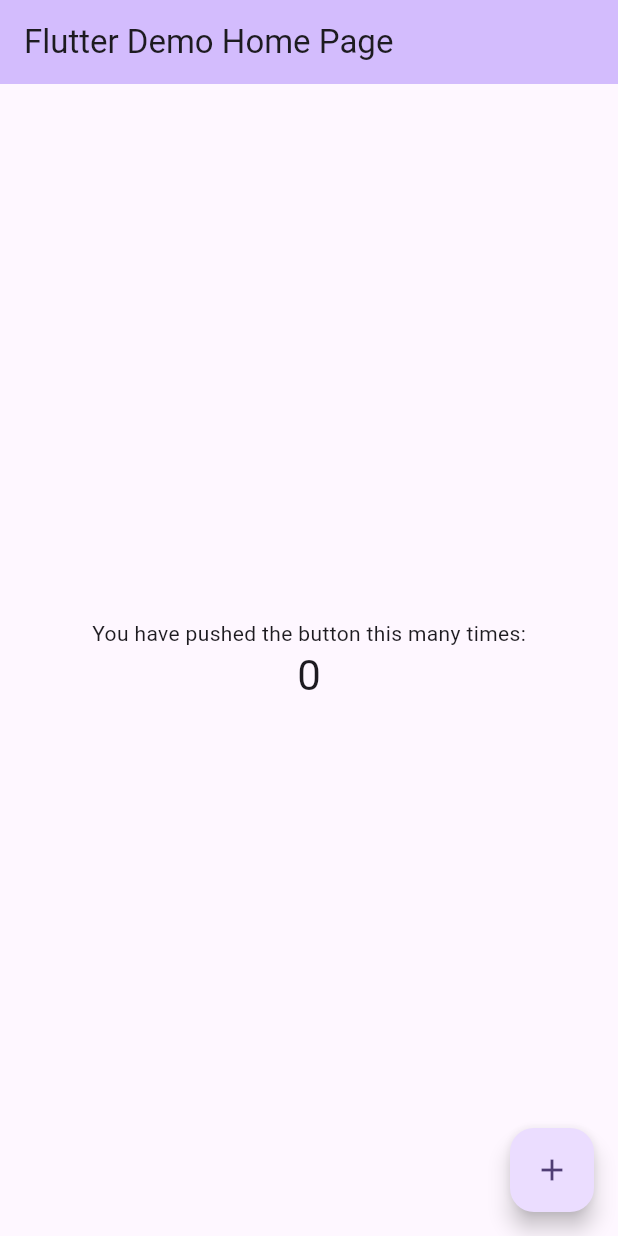
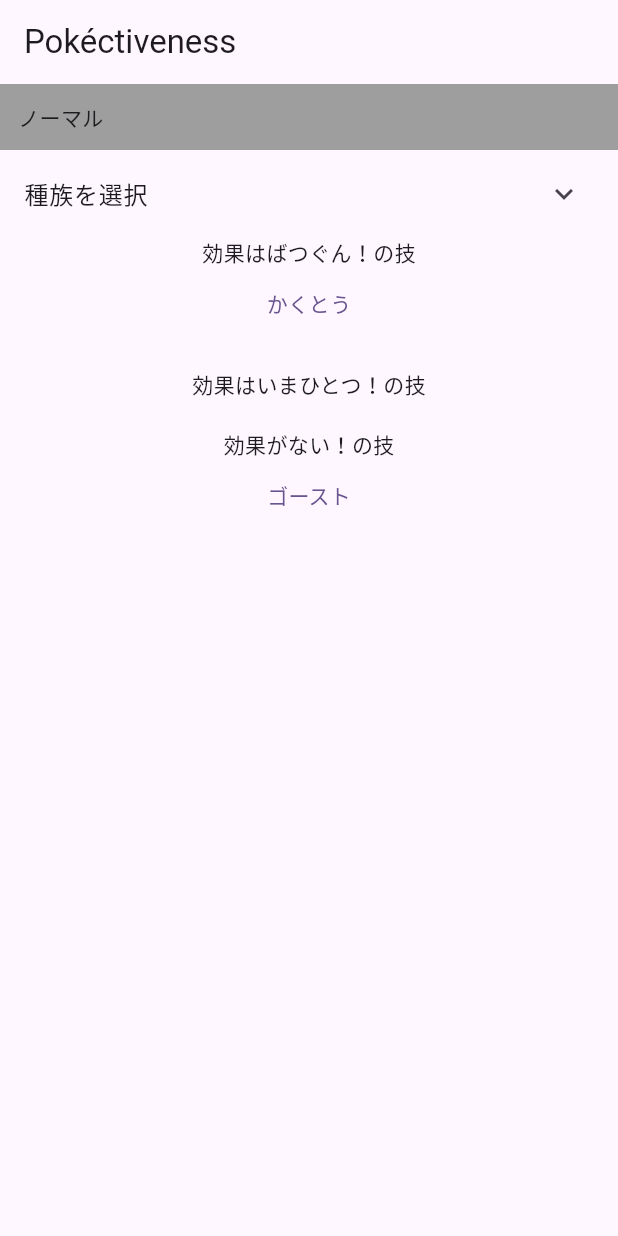
Before and after one commit to UedaTakeyuki/MyFlutter2, a Flutter app: the screen it shows after launch, on a phone screen of 412 x 824 dp. Run offline on Flutter 3.47's test engine with Material 3 defaults, Android fonts, the light colour scheme and no system bars; Roboto replaces fonts that are missing (PinyonScript).

Commit message:
hello_flutter first

```diff
--- /dev/null
+++ b/hello_flutter/lib/effectiveness.dart
@@ -0,0 +1,62 @@
+const effectiveness = {
+  "suppereffective": {
+    "Normal": ["Fighting"],
+    "Fighting": ["Flying","Psychic","Fairy"],
+    "Poison": ["Ground","Psychic"],
+    "Ground": ["Water","Grass","Ice"],
+    "Flying": ["Rock","Electric","Ice"],
+    "Bug": ["Flying","Rock","Fire"],
+    "Rock": ["Fighting","Ground","Water","Grass"],
+    "Ghost": ["Ghost","Dark"],
+    "Steel": ["Fighting","Ground","Steel","Fire"],
+    "Fire": ["Ground","Rock","Water"],
+    "Water": ["Electric","Grass"],
+    "Electric": ["Ground"],
+    "Grass": ["Poison","Flying","Bug","Fire","Ice"],
+    "Ice": ["Fighting","Rock","Steel","Fire"],
+    "Psychic": ["Bug","Ghost","Dark"],
+    "Dragon": ["Ice","Dragon","Fairy"],
+    "Dark": ["Fighting","Bug","Fairy"],
+    "Fairy": ["Poison","Steel"]
+  },
+  "notveryeffective": {
+    "Normal": [],
+    "Fighting": ["Bug","Rock","Dark"],
+    "Poison": ["Fighting","Poison","Bug","Grass","Fairy"],
+    "Ground": ["Poison","Rock"],
+    "Flying": ["Fighting","Bug","Grass"],
+    "Bug": ["Fighting","Ground","Grass"],
+    "Rock": ["Normal","Poison","Flying","Fire"],
+    "Ghost": ["Poison","Bug"],
+    "Steel": ["Normal","Flying","Bug","Rock","Steel","Grass","Ice","Psychic","Dragon","Fairy"],
+    "Fire": ["Bug","Steel","Fire","Grass","Ice","Fairy"],
+    "Water": ["Steel","Fire","Water","Ice"],
+    "Electric": ["Flying","Steel","Electric"],
+    "Grass": ["Ground","Water","Electric","Grass"],
+    "Ice": ["Ice"],
+    "Psychic": ["Fighting","Psychic"],
+    "Dragon": ["Fire","Water","Electric","Grass"],
+    "Dark": ["Ghost","Dark"],
+    "Fairy": ["Fighting","Bug","Dark"]
+  },
+  "noeffect": {
+    "Normal": ["Ghost"],
+    "Fighting": [],
+    "Poison": [],
+    "Ground": ["Electric"],
+    "Flying": ["Ground"],
+    "Bug": [],
+    "Rock": [],
+    "Ghost": ["Normal","Fighting"],
+    "Steel": ["Poison"],
+    "Fire": [],
+    "Water": [],
+    "Electric": [],
+    "Grass": [],
+    "Ice": [],
+    "Psychic": [],
+    "Dragon": [],
+    "Dark": ["Psychic"],
+    "Fairy": ["Dragon"]
+  }
+};
--- a/hello_flutter/lib/main.dart
+++ b/hello_flutter/lib/main.dart
@@ -1,4 +1,6 @@
 import 'package:flutter/material.dart';
+import 'package:hello_flutter/types.dart';
+import 'package:hello_flutter/pages/home.dart';
 
 void main() {
   runApp(const MyApp());
@@ -31,7 +33,7 @@
         colorScheme: ColorScheme.fromSeed(seedColor: Colors.deepPurple),
         useMaterial3: true,
       ),
-      home: const MyHomePage(title: 'Flutter Demo Home Page'),
+      home: Home()
     );
   }
 }
--- /dev/null
+++ b/hello_flutter/lib/pages/home.dart
@@ -0,0 +1,27 @@
+import 'package:flutter/material.dart';
+import 'package:hello_flutter/types.dart';
+//import 'package:flutter/services.dart' show rootBundle;
+
+import 'dart:io';
+
+class Home extends StatefulWidget {
+  @override
+  _HomeState createState() => _HomeState();
+}
+
+class _HomeState extends State<Home> {
+  @override
+  Widget build(BuildContext context) {
+    return Scaffold(
+      appBar: AppBar(
+        title: Text(
+            'Pokéctiveness',
+            style: TextStyle(
+              fontFamily: 'PinyonScript',
+            )
+        ),
+      ),
+      body: SingleChildScrollView(child: new Types()),
+    );
+  }
+}
--- /dev/null
+++ b/hello_flutter/lib/type_color.dart
@@ -0,0 +1,22 @@
+import 'package:flutter/material.dart';
+
+const type_color = [
+  Colors.grey,      //"gray",
+  Colors.red,       //"red",
+  Colors.purple,    //"purple",
+  Colors.amber,     //"amber",
+  Colors.blue,      //"blue",
+  Colors.green,     //"green",
+  Colors.orange,    //"orange",
+  Colors.deepPurple,//"deep-purple",
+  Colors.blueGrey,  //"blue-gray",
+  Colors.orange,    //"orange",
+  Colors.blue,      //"blue",
+  Colors.lime,      //"lime",
+  Colors.lightGreen,//"light-green",
+  Colors.lightBlue, //"light-blue",
+  Colors.purple,    //"purple",
+  Colors.orange,    //"orange",
+  Colors.indigo,    //"indigo",
+  Colors.pink       //"pink",
+];
--- /dev/null
+++ b/hello_flutter/lib/type_id.dart
@@ -0,0 +1,33 @@
+class TypeId {
+
+  static const ids = [
+    "Normal",
+    "Fighting",
+    "Poison",
+    "Ground",
+    "Flying",
+    "Bug",
+    "Rock",
+    "Ghost",
+    "Steel",
+    "Fire",
+    "Water",
+    "Electric",
+    "Grass",
+    "Ice",
+    "Psychic",
+    "Dragon",
+    "Dark",
+    "Fairy"
+  ];
+
+  // id number to string.
+  static String n2s(int number){
+    return ids[number];
+  }
+
+  // id string to number.
+  static int s2n(String name){
+    return ids.indexOf(name);
+  }
+}
--- /dev/null
+++ b/hello_flutter/lib/type_name.dart
@@ -0,0 +1,84 @@
+const type_name = {
+  "en":{
+    "Normal": "NORMAL",
+    "Fighting": "FIGHTING",
+    "Poison": "POISON",
+    "Ground": "GROUND",
+    "Flying": "FLYING",
+    "Bug": "BUG",
+    "Rock": "ROCK",
+    "Ghost": "GHOST",
+    "Steel": "STEEL",
+    "Fire": "FIRE",
+    "Water": "WATER",
+    "Electric": "ELECTRIC",
+    "Grass": "GRASS",
+    "Ice": "ICE",
+    "Psychic": "PSYCHIC",
+    "Dragon": "DRAGON",
+    "Dark": "DARK",
+    "Fairy": "FAIRY",
+  },
+  "ja":{
+    "Normal": "ノーマル",
+    "Fighting": "かくとう",
+    "Poison": "どく",
+    "Ground": "じめん",
+    "Flying": "ひこう",
+    "Bug": "むし",
+    "Rock": "いわ",
+    "Ghost": "ゴースト",
+    "Steel": "はがね",
+    "Fire": "ほのお",
+    "Water": "みず",
+    "Electric": "でんき",
+    "Grass": "くさ",
+    "Ice": "こおり",
+    "Psychic": "エスパ",
+    "Dragon": "ドラゴン",
+    "Dark": "あく",
+    "Fairy": "フェアリー",
+  },
+  // https://www.reddit.com/r/TheSilphRoad/comments/5417te/chinese_characters_for_naming_your_pokemon_move/
+  "cn":{
+    "Normal": "普	",
+    "Fighting": "武",
+    "Poison": "武",
+    "Ground": "土",
+    "Flying": "空",
+    "Bug": "虫",
+    "Rock": "石",
+    "Ghost": "鬼",
+    "Steel": "钢",
+    "Fire": "火",
+    "Water": "水",
+    "Electric": "电",
+    "Grass": "草",
+    "Ice": "冰",
+    "Psychic": "神",
+    "Dragon": "龙",
+    "Dark": "恶 ",
+    "Fairy": "妖",
+  },
+  // http://hakadoru000matome.blog.fc2.com/blog-entry-3.html
+  "fr":{
+    "Normal": "Normal",
+    "Fighting": "Combat",
+    "Poison": "Poison",
+    "Ground": "Sol",
+    "Flying": "Vol",
+    "Bug": "Insecte",
+    "Rock": "Roche",
+    "Ghost": "Spectre",
+    "Steel": "Acier",
+    "Fire": "Feu",
+    "Water": "Eau",
+    "Electric": "Électrik",
+    "Grass": "Plante",
+    "Ice": "Glace",
+    "Psychic": "Psy",
+    "Dragon": "Dragon",
+    "Dark": "Ténèbres",
+    "Fairy": "Fée",
+  },
+};
--- /dev/null
+++ b/hello_flutter/lib/types.dart
@@ -0,0 +1,233 @@
+import 'package:flutter/material.dart';
+import 'package:hello_flutter/effectiveness.dart';
+import 'package:hello_flutter/type_color.dart';
+import 'package:hello_flutter/type_id.dart';
+import 'package:hello_flutter/type_name.dart';
+
+
+class Types extends StatefulWidget {
+  @override
+  _TypesState createState() => _TypesState();
+}
+
+class _TypesState extends State<Types> {
+
+  String _selectedId = "Normal";
+
+/*
+  List<Widget> _getSupperEffectives(){
+    List<Widget> list = new List<Widget>();
+    list.add(new Text("効果はばつぐん！の技"));
+    final typeList = effectiveness["suppereffective"][_selectedId];
+    for (var i = 0; i < typeList.length; i++){
+      var typeIdStr = typeList[i];
+      var typeIdNum = TypeId.s2n(typeIdStr);
+      list.add(new FlatButton(
+        materialTapTargetSize: MaterialTapTargetSize.shrinkWrap,
+        color: type_color[typeIdNum],
+        child: Text(type_name["ja"][TypeId.n2s(typeIdNum)]),
+        onPressed: () {setState(() {
+          _selectedId = TypeId.n2s(typeIdNum);
+        });},
+      ));
+    }
+    return list;
+  }
+*/
+  Widget _getSupperEffectives(){
+    List<Widget> list = [];//new List<Widget>();
+//    list.add(new Text("効果はばつぐん！の技"));
+    final typeList = ((effectiveness["suppereffective"] ?? {})[_selectedId] ?? []);
+    for (var i = 0; i < typeList.length; i++){
+      var typeIdStr = typeList[i];
+      var typeIdNum = TypeId.s2n(typeIdStr);
+      list.add(new TextButton(
+//        materialTapTargetSize: MaterialTapTargetSize.shrinkWrap,
+//        color: type_color[typeIdNum],
+        child: Text((type_name["ja"] ?? {})[TypeId.n2s(typeIdNum)] ?? ''),
+        onPressed: () {setState(() {
+          _selectedId = TypeId.n2s(typeIdNum);
+        });},
+      ));
+    }
+//    return list;
+    return new Column(
+        children: [Text("効果はばつぐん！の技"), Wrap(children: list), Text(" ")]
+    );
+  }
+
+/*
+  List<Widget> _getNotVeryEffective(){
+    List<Widget> list = new List<Widget>();
+    list.add(new Text("効果はいまひとつ！の技"));
+    final typeList = effectiveness["notveryeffective"][_selectedId];
+    for (var i = 0; i < typeList.length; i++){
+      var typeIdStr = typeList[i];
+      var typeIdNum = TypeId.s2n(typeIdStr);
+      list.add(new FlatButton(
+        materialTapTargetSize: MaterialTapTargetSize.shrinkWrap,
+        color: type_color[typeIdNum],
+        child: Text(type_name["ja"][TypeId.n2s(typeIdNum)]),
+        onPressed: () {setState(() {
+          _selectedId = TypeId.n2s(typeIdNum);
+        });},
+      ));
+    }
+    return list;
+  }
+ */
+  Widget _getNotVeryEffective(){
+    List<Widget> list = [];
+//    list.add(new Text("効果はいまひとつ！の技"));
+    final typeList = (effectiveness["notveryeffective"] ?? {})[_selectedId] ?? [];
+    for (var i = 0; i < typeList.length; i++){
+      var typeIdStr = typeList[i];
+      var typeIdNum = TypeId.s2n(typeIdStr);
+      list.add(new TextButton(
+//        materialTapTargetSize: MaterialTapTargetSize.shrinkWrap,
+//        color: type_color[typeIdNum],
+        child: Text((type_name["ja"] ?? {})[TypeId.n2s(typeIdNum)] ?? ''),
+        onPressed: () {setState(() {
+          _selectedId = TypeId.n2s(typeIdNum);
+        });},
+      ));
+    }
+//    return list;
+    return new Column(
+        children: [Text("効果はいまひとつ！の技"), Wrap(children: list), Text(" ")]
+    );
+  }
+
+/*
+  List<Widget> _getNoEffect(){
+    List<Widget> list = new List<Widget>();
+    list.add(new Text("効果がない！の技"));
+    final typeList = effectiveness["noeffect"][_selectedId];
+    for (var i = 0; i < typeList.length; i++){
+      var typeIdStr = typeList[i];
+      var typeIdNum = TypeId.s2n(typeIdStr);
+      list.add(new FlatButton(
+        materialTapTargetSize: MaterialTapTargetSize.shrinkWrap,
+        color: type_color[typeIdNum],
+        child: Text(type_name["ja"][TypeId.n2s(typeIdNum)]),
+        onPressed: () {setState(() {
+          _selectedId = TypeId.n2s(typeIdNum);
+        });},
+      ));
+    }
+    return list;
+  }
+*/
+  Widget _getNoEffect(){
+    List<Widget> list = [];
+//    list.add(new Text("効果がない！の技"));
+    final typeList = (effectiveness["noeffect"] ?? {})[_selectedId] ?? [];
+    if (0 == typeList.length){
+//      return null; // no draw.
+    }
+
+    for (var i = 0; i < typeList.length; i++){
+      var typeIdStr = typeList[i];
+      var typeIdNum = TypeId.s2n(typeIdStr);
+      list.add(new TextButton(
+//        materialTapTargetSize: MaterialTapTargetSize.shrinkWrap,
+//        color: type_color[typeIdNum],
+        child: Text((type_name["ja"] ?? {})[TypeId.n2s(typeIdNum)] ?? ''),
+        onPressed: () {setState(() {
+          _selectedId = TypeId.n2s(typeIdNum);
+        });},
+      ));
+    }
+//    return list;
+    return new Column(
+        children: [Text("効果がない！の技"), Wrap(children: list), Text(" ")]
+    );
+  }
+
+  @override
+  Widget build(BuildContext context) {
+    return Column(
+        children: <Widget>[
+          Container(
+            color: type_color[TypeId.s2n(_selectedId)],
+
+            padding: EdgeInsets.all(12.0),
+            child: Row(
+              children: <Widget>[
+                Text(
+                  (type_name["ja"] ?? {})[_selectedId] ?? '',
+                ),
+              ],
+            ),
+          ),
+//          Text("種族を選択してください"),
+          ExpansionTile(
+              key: GlobalKey(), // auto collupsing after selected https://stackoverflow.com/a/57078686/11073131
+              title: Text("種族を選択"),
+              children: [Wrap(
+                /*
+            children: (types["ids"].map((v) => new Chip(
+             backgroundColor: type_color[v],
+              label: Text(v)
+            )).toList())
+             */
+                /*
+            children: (types["ids2"].map((v) => new Chip(
+              backgroundColor: type_color2[types['ids2'].indexOf(v)],
+              label: Text(v)
+            )).toList())
+            */
+                /*
+            children: List<Widget>.generate(
+              types["ids2"].length,
+                (i) => new Chip(
+                  backgroundColor: type_color2[i],
+                  label: Text(types['ids2'][i]),
+                )
+            ).toList(),
+            */
+                children: List<Widget>.generate(
+                    TypeId.ids.length,
+                        (i) =>
+                    new TextButton(
+                      // remove mergin https://stackoverflow.com/questions/53744731/flutter-add-button-without-margin
+    //                  materialTapTargetSize: MaterialTapTargetSize.shrinkWrap,
+    //                  color: type_color[i],
+                      child: Text((type_name["ja"] ?? {})[TypeId.n2s(i)] ?? ''),
+                      onPressed: () {
+                        setState(() {
+                          _selectedId = TypeId.n2s(i);
+                        });
+                      },
+                    )
+                ).toList(),
+              ),
+              ]
+          ),
+          _getSupperEffectives(),
+          _getNotVeryEffective(),
+          _getNoEffect(),
+/*
+          Wrap(
+            children: _getSupperEffectives(),
+          ),
+
+
+          Wrap(
+            children: _getNotVeryEffective(),
+          ),
+          Wrap(
+            children: _getNoEffect(),
+          ),
+
+ */
+
+
+          /*AdmobBanner(
+            adUnitId: getBannerAdUnitId(),
+            adSize: AdmobBannerSize.BANNER,
+          ),*/
+        ]
+    );
+  }
+}
```
